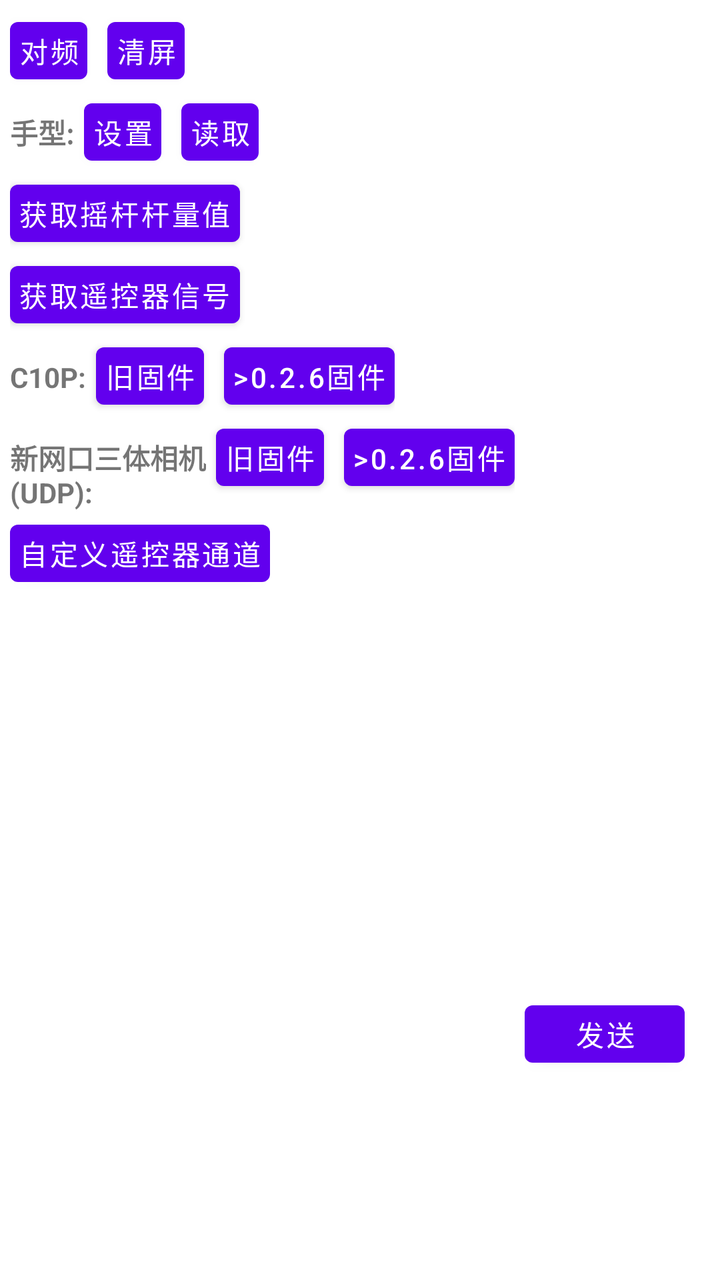
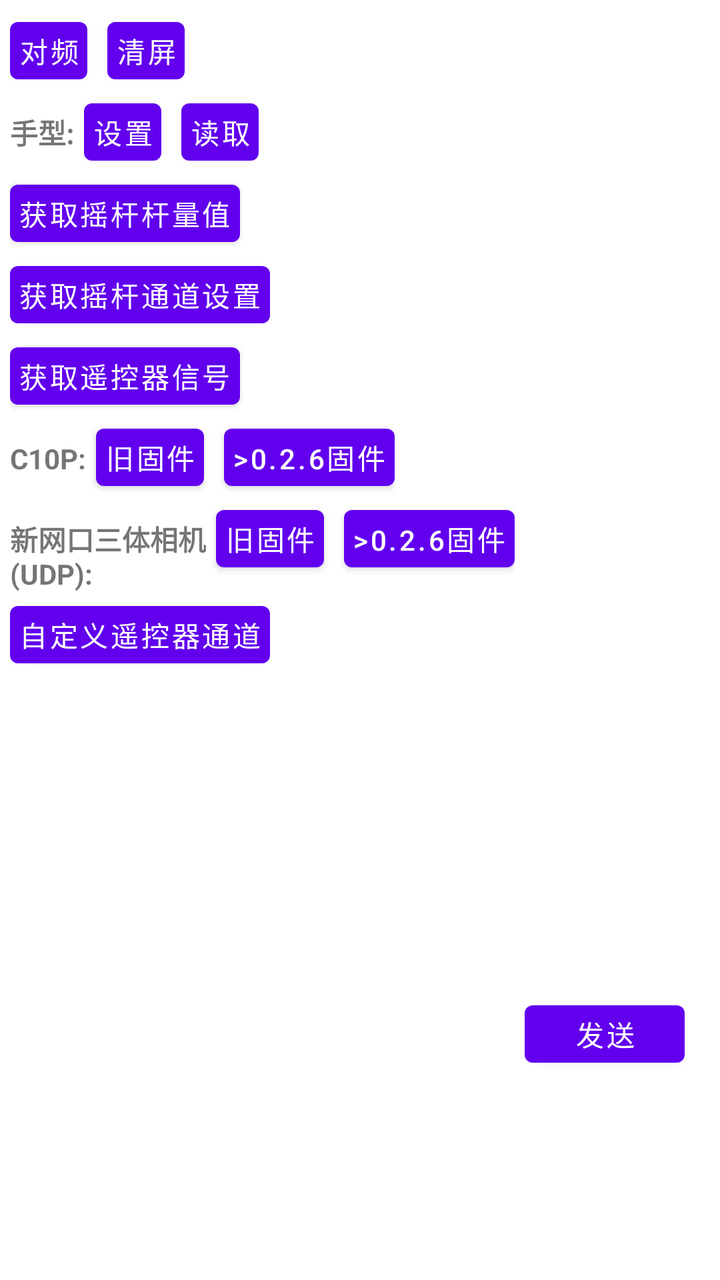

The first picture is an Android layout as it rendered before a commit; the second is the same layout after the commit. The layout source and the unified diff follow.
<!-- AndroidManifest.xml: application theme Theme.RCSDK_Demo -->
<!-- res/layout/activity_home.xml -->
<?xml version="1.0" encoding="utf-8"?>
<LinearLayout xmlns:android="http://schemas.android.com/apk/res/android"
    android:layout_width="match_parent"
    android:layout_height="match_parent"
    android:orientation="horizontal">

    <ScrollView
        android:layout_width="wrap_content"
        android:layout_height="match_parent">

        <LinearLayout
            android:layout_width="wrap_content"
            android:layout_height="wrap_content"
            android:orientation="vertical"
            android:padding="5dp">

            <LinearLayout
                android:layout_width="wrap_content"
                android:layout_height="wrap_content"
                android:orientation="horizontal">

                <Button
                    android:id="@+id/btn_pairing"
                    style="@style/smallButton"
                    android:layout_marginEnd="10dp"
                    android:text="对频" />

                <Button
                    android:id="@+id/btn_clear"
                    style="@style/smallButton"
                    android:text="清屏" />

            </LinearLayout>

            <LinearLayout
                android:layout_width="wrap_content"
                android:layout_height="wrap_content"
                android:gravity="center_vertical"
                android:orientation="horizontal">

                <TextView
                    android:layout_width="wrap_content"
                    android:layout_height="wrap_content"
                    android:layout_marginEnd="5dp"
                    android:text="手型:"
                    android:textStyle="bold" />

                <Button
                    android:id="@+id/btn_set_control_mode"
                    style="@style/smallButton"
                    android:layout_marginEnd="10dp"
                    android:text="设置" />

                <Button
                    android:id="@+id/btn_get_control_mode"
                    style="@style/smallButton"
                    android:text="读取" />
            </LinearLayout>

            <Button
                android:id="@+id/btn_get_channels"
                style="@style/smallButton"
                android:text="获取摇杆杆量值" />

            <Button
                android:id="@+id/btn_get_signal"
                style="@style/smallButton"
                android:text="获取遥控器信号" />

            <LinearLayout
                android:layout_width="wrap_content"
                android:layout_height="wrap_content"
                android:orientation="horizontal">

                <TextView
                    android:layout_width="wrap_content"
                    android:layout_height="wrap_content"
                    android:layout_marginEnd="5dp"
                    android:text="C10P:"
                    android:textStyle="bold" />

                <Button
                    android:id="@+id/btn_akey"
                    style="@style/smallButton"
                    android:layout_marginEnd="10dp"
                    android:text="旧固件" />

                <Button
                    android:id="@+id/btn_akey_027"
                    style="@style/smallButton"
                    android:text=">0.2.6固件" />
            </LinearLayout>

            <LinearLayout
                android:layout_width="wrap_content"
                android:layout_height="wrap_content"
                android:orientation="horizontal">

                <TextView
                    android:layout_width="wrap_content"
                    android:layout_height="48dp"
                    android:layout_marginEnd="5dp"
                    android:text="新网口三体相机\n(UDP):"
                    android:textStyle="bold" />

                <Button
                    android:id="@+id/btn_led"
                    style="@style/smallButton"
                    android:layout_marginEnd="10dp"
                    android:text="旧固件" />

                <Button
                    android:id="@+id/btn_led_027"
                    style="@style/smallButton"
                    android:text=">0.2.6固件" />
            </LinearLayout>

            <Button
                android:id="@+id/btn_rc_buttons"
                style="@style/smallButton"
                android:text="自定义遥控器通道" />
        </LinearLayout>
    </ScrollView>

    <LinearLayout
        android:layout_width="0dp"
        android:layout_height="match_parent"
        android:layout_weight="1"
        android:orientation="vertical">

        <TextView
            android:id="@+id/tv_info"
            android:layout_width="wrap_content"
            android:layout_height="0dp"
            android:layout_margin="16dp"
            android:layout_weight="1" />


        <LinearLayout
            android:layout_width="match_parent"
            android:layout_height="wrap_content"
            android:orientation="horizontal">

            <Button
                android:id="@+id/btn_send"
                style="@style/smallButton"
                android:minWidth="80dp"
                android:text="发送" />

            <EditText
                android:id="@+id/et_data"
                android:layout_width="match_parent"
                android:layout_height="wrap_content"
                android:layout_marginLeft="10dp"
                android:layout_marginRight="10dp"
                android:text="123456"
                android:textStyle="bold" />
        </LinearLayout>
    </LinearLayout>

</LinearLayout>
<!-- resources referenced by this layout -->
<resources>
  <style name="smallButton">
          <item name="android:layout_width">wrap_content</item>
          <item name="android:layout_height">wrap_content</item>
          <item name="android:minHeight">0dp</item>
          <item name="android:minWidth">0dp</item>
          <item name="android:padding">4dp</item>
      </style>
  <style name="Theme.RCSDK_Demo" parent="Theme.MaterialComponents.DayNight.DarkActionBar">
          
          <item name="colorPrimary">@color/purple_500</item>
          <item name="colorPrimaryVariant">@color/purple_700</item>
          <item name="colorOnPrimary">@color/white</item>
          
          <item name="colorSecondary">@color/teal_200</item>
          <item name="colorSecondaryVariant">@color/teal_700</item>
          <item name="colorOnSecondary">@color/black</item>
          
          <item name="android:statusBarColor" tools:targetApi="l">?attr/colorPrimaryVariant</item>
          
      </style>
  <color name="purple_500">#FF6200EE</color>
  <color name="purple_700">#FF3700B3</color>
  <color name="white">#FFFFFFFF</color>
  <color name="teal_200">#FF03DAC5</color>
  <color name="teal_700">#FF018786</color>
  <color name="black">#FF000000</color>
</resources>

<!-- the commit's change to res/layout/activity_home.xml (unified diff, before → after) -->
@@ -61,6 +61,12 @@
                 android:id="@+id/btn_get_channels"
                 style="@style/smallButton"
                 android:text="获取摇杆杆量值" />
+
+            <Button
+                android:id="@+id/btn_get_channels_settings"
+                style="@style/smallButton"
+                android:text="获取摇杆通道设置" />
+
 
             <Button
                 android:id="@+id/btn_get_signal"
